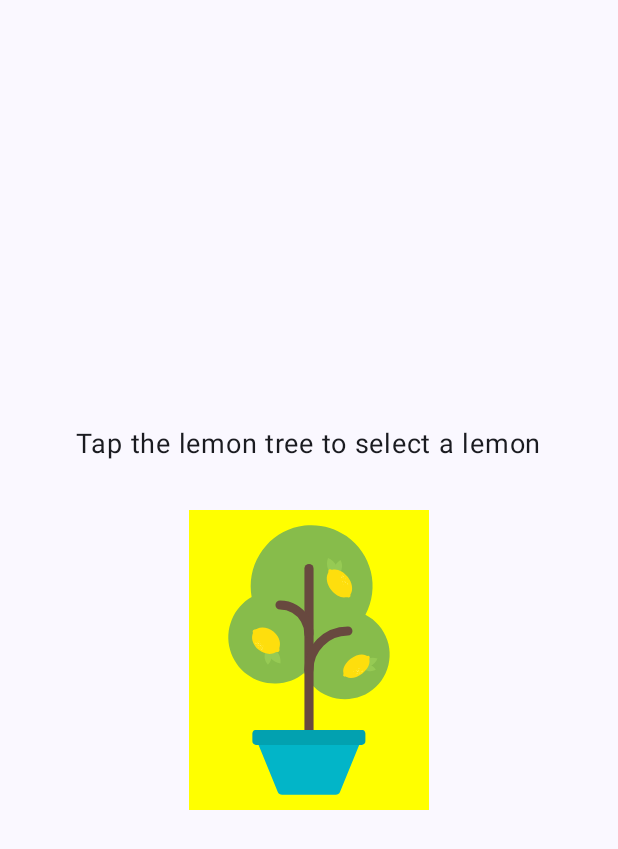
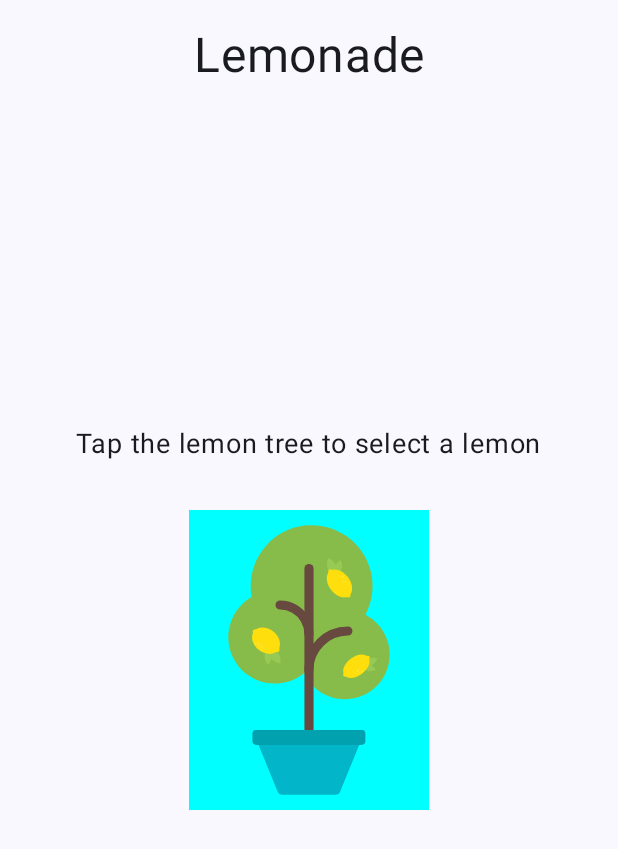
Before and after one commit to Gil32610/Lemonade, an Android app built with Jetpack Compose: the screen it shows after launch (MainActivity), on a phone screen of 412 x 824 dp. Shown: the top 849 px of the screen. Run offline under Robolectric (Android 15) with nearby library versions, the phone set to English and light mode, and no system bars.

Commit message:
Layout almost ready

```diff
--- a/app/src/main/java/com/example/lemonade/MainActivity.kt
+++ b/app/src/main/java/com/example/lemonade/MainActivity.kt
@@ -10,8 +10,11 @@ import androidx.compose.foundation.layout.Arrangement
 import androidx.compose.foundation.layout.Column
 import androidx.compose.foundation.layout.Spacer
 import androidx.compose.foundation.layout.fillMaxSize
+import androidx.compose.foundation.layout.fillMaxWidth
 import androidx.compose.foundation.layout.height
+import androidx.compose.foundation.layout.padding
 import androidx.compose.foundation.layout.wrapContentSize
+import androidx.compose.foundation.shape.RoundedCornerShape
 import androidx.compose.material3.MaterialTheme
 import androidx.compose.material3.Surface
 import androidx.compose.material3.Text
@@ -22,10 +25,12 @@ import androidx.compose.runtime.remember
 import androidx.compose.runtime.setValue
 import androidx.compose.ui.Alignment
 import androidx.compose.ui.Modifier
+import androidx.compose.ui.draw.clip
 import androidx.compose.ui.graphics.Color
 import androidx.compose.ui.graphics.painter.Painter
 import androidx.compose.ui.res.painterResource
 import androidx.compose.ui.res.stringResource
+import androidx.compose.ui.text.style.TextAlign
 import androidx.compose.ui.tooling.preview.Preview
 import androidx.compose.ui.unit.dp
 import androidx.compose.ui.unit.sp
@@ -88,7 +93,9 @@ fun LemonApp() {
                     imageResource = painterResource(R.drawable.lemon_restart) ,
                     title = stringResource(R.string.empty_glass_title),
                     description = stringResource(R.string.empty_glass_description),
-                    modifier = Modifier.clickable { lemonadeStep = 1 })
+                    modifier = Modifier
+                        .clickable { lemonadeStep = 1 }
+                        )
             }
 
         }
@@ -97,11 +104,23 @@ fun LemonApp() {
 
 @Composable
 fun LemonadeDisplay(modifier: Modifier = Modifier, imageResource: Painter, title: String, description: String){
+
+    Text(
+        text = stringResource(R.string.app_name),
+        modifier = modifier
+            .padding(top =18.dp,bottom = 18.dp),
+        fontSize = 32.sp,
+        textAlign = TextAlign.Center
+    )
     Column(
         horizontalAlignment = Alignment.CenterHorizontally,
         verticalArrangement = Arrangement.Center,
-        modifier = modifier.fillMaxSize()
+        modifier = modifier.wrapContentSize()
+
+
     ) {
+
+
         Text(
             text = title,
             fontSize = 18.sp
@@ -111,8 +130,9 @@ fun LemonadeDisplay(modifier: Modifier = Modifier, imageResource: Painter, title
             painter =imageResource,
             contentDescription = description,
             modifier = Modifier
-                .background(Color.Yellow)
+                .background(Color.Cyan)
                 .wrapContentSize()
+
 
         )
 
```
